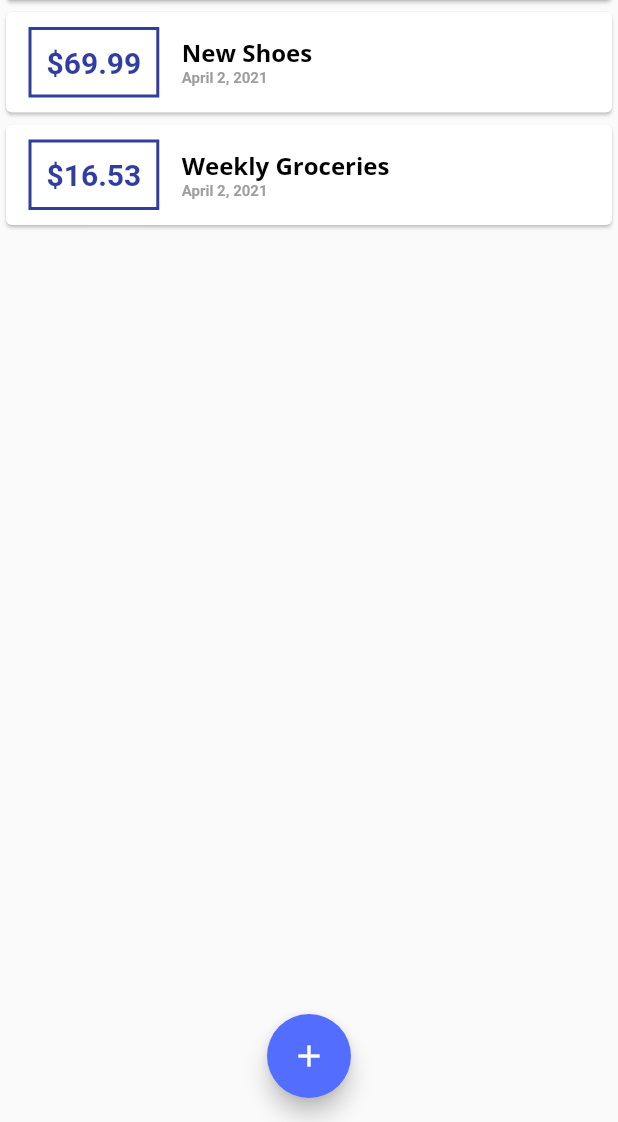
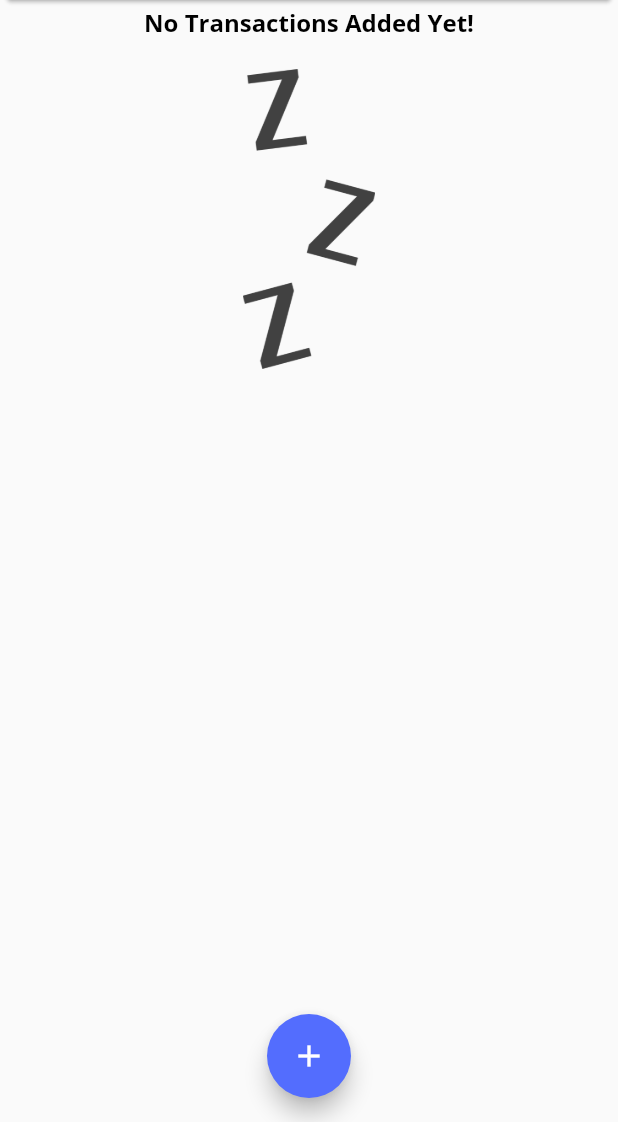
Before and after one commit to jasearce/Personal-Expenses-App, a Flutter app: the screen it shows after launch, on a phone screen of 412 x 824 dp, the part 114-1236 px from its top. Run offline on Flutter 3.47's test engine with Material 2 defaults, Android fonts, the phone set to English and light mode, and no system bars.

```diff
--- a/lib/main.dart
+++ b/lib/main.dart
@@ -9,6 +9,7 @@ class MyApp extends StatelessWidget {
   @override
   Widget build(BuildContext context) {
     return MaterialApp(
+      debugShowCheckedModeBanner: false, // quitar la bandera de debug mode
       title: 'Flutter App',
       theme: ThemeData(
         primarySwatch: Colors.indigo,
@@ -44,18 +45,18 @@ class MyHomePage extends StatefulWidget {
 
 class _MyHomePageState extends State<MyHomePage> {
   final List<Transaction> _userTransactions = [
-    Transaction(
-      id: 't1',
-      title: 'New Shoes',
-      amount: 69.99,
-      date: DateTime.now(),
-    ),
-    Transaction(
-      id: 't2',
-      title: 'Weekly Groceries',
-      amount: 16.53,
-      date: DateTime.now(),
-    ),
+    // Transaction(
+    //   id: 't1',
+    //   title: 'New Shoes',
+    //   amount: 69.99,
+    //   date: DateTime.now(),
+    // ),
+    // Transaction(
+    //   id: 't2',
+    //   title: 'Weekly Groceries',
+    //   amount: 16.53,
+    //   date: DateTime.now(),
+    // ),
   ];
 
   void _addNewTransaction(String txTitle, double txAmount) {
--- a/lib/widgets/transaction_list.dart
+++ b/lib/widgets/transaction_list.dart
@@ -11,7 +11,26 @@ class TransactionList extends StatelessWidget {
   Widget build(BuildContext context) {
     return Container(
       height: 300,
-      child: ListView.builder(
+      child: inputTransactions.isEmpty
+          ? Column(
+              children: [
+                Text(
+                  "No Transactions Added Yet!",
+                  style: Theme.of(context).textTheme.title,
+                ),
+                SizedBox(
+                  height: 20,
+                ),
+                Container(
+                  height: 200,
+                  child: Image.asset(
+                    'assets/image/waiting.png',
+                    fit: BoxFit.cover,
+                  ),
+                ),
+              ],
+            )
+          : ListView.builder(
               itemBuilder: (buildContext, index) {
                 return Card(
                   child: Row(
--- a/pubspec.yaml
+++ b/pubspec.yaml
@@ -46,9 +46,9 @@ flutter:
   uses-material-design: true
 
   # To add assets to your application, add an assets section, like this:
-  # assets:
-  #   - images/a_dot_burr.jpeg
-  #   - images/a_dot_ham.jpeg
+  assets:
+    - assets/image/waiting.png
+
 
   # An image asset can refer to one or more resolution-specific "variants", see
   # https://flutter.dev/assets-and-images/#resolution-aware.
```
Also changed, not shown: assets/image/waiting.png (added). Lines whose indentation alone changed are shown as unchanged.
